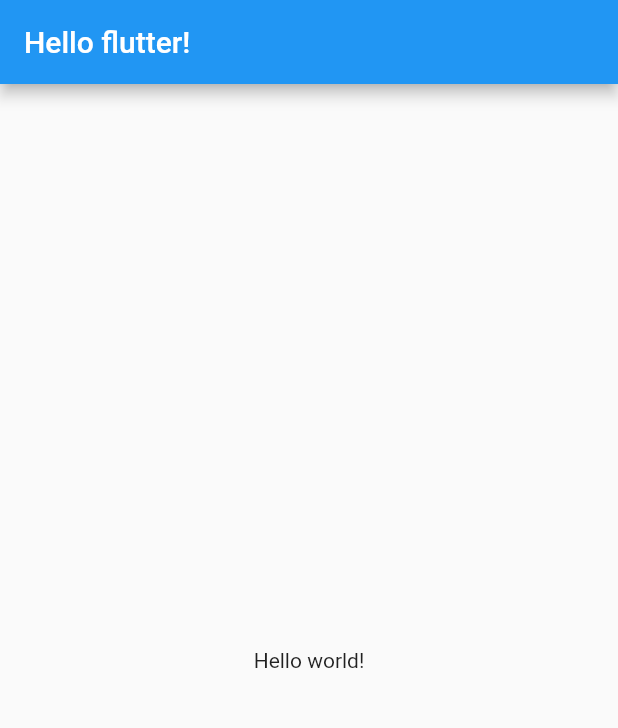
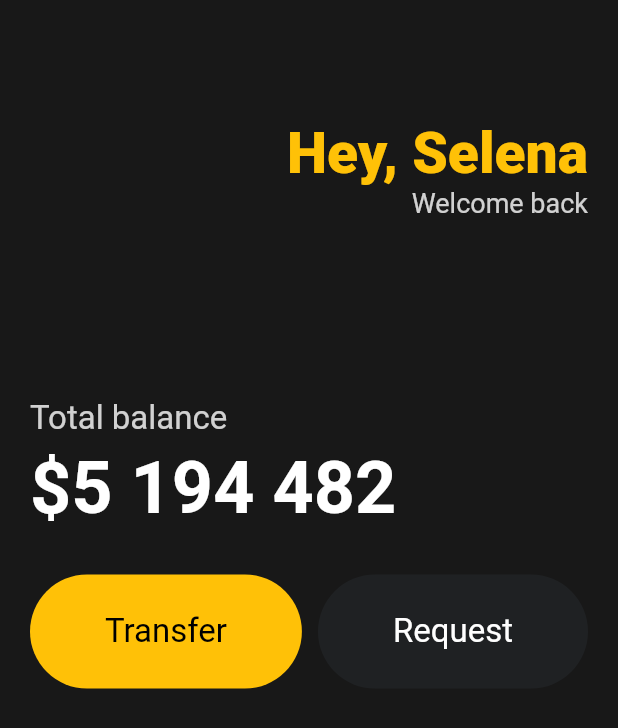
Before and after one commit to SashaGwak/flutter, a Flutter app: the screen it shows after launch, on a phone screen of 412 x 824 dp. Shown: the top 728 px of the screen. Run offline on Flutter 3.47's test engine with Material 2 defaults, Android fonts, the phone set to English and light mode, and no system bars.

Commit message:
✨ botton widget 생성해보기

```diff
--- a/lib/main.dart
+++ b/lib/main.dart
@@ -1,26 +1,101 @@
 import 'package:flutter/material.dart';
+import 'package:toonflix/widget/button.dart';
 
 void main() {
-  runApp(App());
+  runApp(const App());
 }
-// 앱을 처음 실행할때 보이는 게 App이니까 app은 우리 앱의 root
-// root App으로 기본 설정 해줘야함
-// Material은 구글, Cupertino는 ios(디자인 선택)
 
 class App extends StatelessWidget {
-  // widget을 만들기위해서는 flutter SDK에 있는 3개의 core widget중에 하나를 extend받아야함
-  // 모든 widget은 build 메서드(return하는 걸 UI에 보여줌)를 구현해줘야함
-  // StatelessWidget는 화면에 띄워주는 애
-  // Scaffold는 화면의 구성 및 구조에 관한것들을 가지고 있음(Top bar, body 등...)
+  const App({super.key});
+
   @override
   Widget build(BuildContext context) {
     return MaterialApp(
       home: Scaffold(
-        appBar: AppBar(
-          title: Text('Hello flutter!'),
-        ),
-        body: Center(
-          child: Text('Hello world!'),
+        // 지정색깔 OxFF 적고 쓰거나, Color.fromARGB 사용
+        backgroundColor: const Color(0xFF181818),
+        // column은 수직, row는 수평 배열
+        // row의 MainAxisAlignment는 수평방향
+        // column의 MainAxisAlignment는 수직방향
+        body: Padding(
+          // all은 상하좌우에 모두 padding 10, only로 상화좌우중 하나 선택
+          padding: const EdgeInsets.symmetric(
+            horizontal: 20,
+          ),
+          child: Column(
+            crossAxisAlignment: CrossAxisAlignment.start,
+            // 간격을 주기위해서는 SizedBox 사용
+            children: [
+              const SizedBox(
+                height: 80,
+              ),
+              Row(
+                mainAxisAlignment: MainAxisAlignment.end,
+                children: [
+                  Column(
+                    crossAxisAlignment: CrossAxisAlignment.end,
+                    children: [
+                      const Text(
+                        'Hey, Selena',
+                        style: TextStyle(
+                          color: Colors.amber,
+                          fontSize: 38,
+                          fontWeight: FontWeight.w800,
+                        ),
+                      ),
+                      Text(
+                        'Welcome back',
+                        style: TextStyle(
+                          color: Colors.white.withOpacity(0.8),
+                          fontSize: 18,
+                        ),
+                      )
+                    ],
+                  )
+                ],
+              ),
+              const SizedBox(
+                height: 120,
+              ),
+              Text(
+                'Total balance',
+                style: TextStyle(
+                  fontSize: 22,
+                  color: Colors.white.withOpacity(0.8),
+                ),
+              ),
+              const SizedBox(
+                height: 5,
+              ),
+              const Text(
+                '\$5 194 482',
+                style: TextStyle(
+                  fontSize: 48,
+                  fontWeight: FontWeight.w600,
+                  color: Colors.white,
+                ),
+              ),
+              const SizedBox(
+                height: 30,
+              ),
+              Row(
+                mainAxisAlignment: MainAxisAlignment.spaceBetween,
+                children: const [
+                  // container는 child를 가지고 있는 단순한 box, html의 div같은거
+                  Button(
+                    text: 'Transfer',
+                    bgColor: Colors.amber,
+                    textColor: Colors.black,
+                  ),
+                  Button(
+                    text: 'Request',
+                    bgColor: Color(0xFF1F2123),
+                    textColor: Colors.white,
+                  ),
+                ],
+              )
+            ],
+          ),
         ),
       ),
     );
--- /dev/null
+++ b/lib/widget/button.dart
@@ -0,0 +1,36 @@
+import 'package:flutter/material.dart';
+
+class Button extends StatelessWidget {
+  final String text;
+  final Color bgColor;
+  final Color textColor;
+
+  const Button(
+      {super.key,
+      required this.text,
+      required this.bgColor,
+      required this.textColor});
+
+  @override
+  Widget build(BuildContext context) {
+    return Container(
+      decoration: BoxDecoration(
+        color: bgColor,
+        borderRadius: BorderRadius.circular(45),
+      ),
+      child: Padding(
+        padding: const EdgeInsets.symmetric(
+          vertical: 25,
+          horizontal: 50,
+        ),
+        child: Text(
+          text,
+          style: TextStyle(
+            fontSize: 22,
+            color: textColor,
+          ),
+        ),
+      ),
+    );
+  }
+}
```
